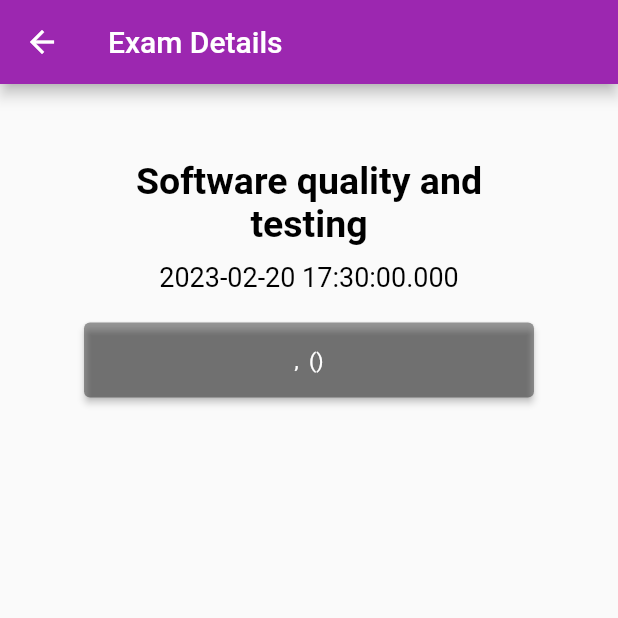
After one commit to IvanaGeorgievaa/exam_scheduler, a Flutter app: the DetailsExamScreen screen opened directly with sample values from the repository, on a phone screen of 412 x 824 dp, the top half of it. The commit adds this screen. Run offline on Flutter 3.47's test engine with Material 2 defaults, Android fonts, the light colour scheme and no system bars; our stand-ins replace datetime_picker_formfield, dio, flutter_local_notifications, google_maps_flutter, location, syncfusion_flutter_calendar and 1 more; missing offline and left inert: flutter_polyline_points, geocode; accounts and stored records are empty.

Commit message:
Laboratory exercise 5

```diff
--- a/lib/data/exams_data.dart
+++ b/lib/data/exams_data.dart
@@ -1,3 +1,4 @@
+import 'package:google_maps_flutter/google_maps_flutter.dart';
 import 'package:lab_3_191118/model/exam.dart';
 import 'package:lab_3_191118/model/user.dart';
 
@@ -10,13 +11,17 @@ class ExamSchedulerData {
   ];
 
   static List<Exam> exams = [
-    Exam('Software quality and testing', DateTime(2022, 12, 6, 17, 30),
-        users[2]),
-    Exam('Web Programming', DateTime(2022, 12, 8, 10, 30), users[1]),
-    Exam('Ethics', DateTime(2022, 12, 7, 21, 08), users[1]),
-    Exam(
-        'Mobile Information Systems', DateTime(2022, 12, 12, 09, 00), users[0]),
-    Exam('Data Science', DateTime(2022, 12, 13, 09, 00), users[0]),
-    Exam('Computer ethics', DateTime(2022, 12, 15, 09, 00), users[0]),
+    Exam('Software quality and testing', DateTime(2023, 02, 20, 17, 30),
+        users[2], const LatLng(42.004227, 21.409944)),
+    Exam('Web Programming', DateTime(2023, 02, 21, 10, 30), users[1],
+        const LatLng(41.993905, 21.424251)),
+    Exam('Ethics', DateTime(2022, 12, 7, 21, 08), users[1],
+        const LatLng(42.004227, 21.409944)),
+    Exam('Mobile Information Systems', DateTime(2023, 02, 20, 09, 00), users[0],
+        const LatLng(42.004227, 21.409944)),
+    Exam('Data Science', DateTime(2022, 12, 13, 09, 00), users[0],
+        const LatLng(41.993905, 21.424251)),
+    Exam('Computer ethics', DateTime(2023, 02, 22, 09, 00), users[0],
+        const LatLng(41.993905, 21.424251)),
   ];
 }
--- a/lib/main.dart
+++ b/lib/main.dart
@@ -1,8 +1,10 @@
 import 'package:flutter/material.dart';
 import 'package:lab_3_191118/screens/authentication.dart';
 import 'package:lab_3_191118/screens/calendar.dart';
+import 'package:lab_3_191118/screens/exam_details.dart';
 import 'package:lab_3_191118/screens/home.dart';
 import 'package:lab_3_191118/screens/list_exams.dart';
+import 'package:lab_3_191118/screens/maps.dart';
 import 'package:lab_3_191118/utils/global_theme.dart';
 import 'data/exams_data.dart';
 
@@ -45,6 +47,8 @@ class _MyHomePageState extends State<MyHomePage> {
               const AuthenticationScreen(null, null, null),
           ListExamScreen.routeName: (ctx) => ListExamScreen(List.empty()),
           CalendarScreen.routeName: (ctx) => const CalendarScreen(),
+          MapsExamScreen.routeName: (ctx) => const MapsExamScreen(),
+          DetailsExamScreen.routeName: (ctx) => const DetailsExamScreen(),
         },
         home: const MainScreen());
   }
--- a/lib/model/exam.dart
+++ b/lib/model/exam.dart
@@ -1,11 +1,13 @@
+import 'package:google_maps_flutter/google_maps_flutter.dart';
 import 'package:lab_3_191118/model/user.dart';
 
 class Exam {
   final String _subjectName;
   final DateTime _dateTime;
   final User _user;
+  late LatLng location;
 
-  Exam(this._subjectName, this._dateTime, this._user);
+  Exam(this._subjectName, this._dateTime, this._user, this.location);
 
   String get subjectName {
     return _subjectName;
--- /dev/null
+++ b/lib/screens/exam_details.dart
@@ -0,0 +1,92 @@
+import 'package:flutter/cupertino.dart';
+import 'package:flutter/material.dart';
+import 'package:geocode/geocode.dart';
+import 'package:google_maps_flutter/google_maps_flutter.dart';
+
+import '../model/exam.dart';
+import '../utils/locations.dart';
+import '../widgets/button.dart';
+import '../widgets/text_inf.dart';
+import 'maps.dart';
+
+class DetailsExamScreen extends StatefulWidget {
+  static const routeName = '/exam/details';
+
+  const DetailsExamScreen({Key? key}) : super(key: key);
+
+  @override
+  State<DetailsExamScreen> createState() => _DetailsExamScreenState();
+}
+
+class _DetailsExamScreenState extends State<DetailsExamScreen> {
+  late Exam _selectedExam;
+  String? _selectedExamAddress;
+  late BuildContext _buildContext;
+
+  void _navigateToMap() async {
+    LatLng? currentUserLocation = await LocationUtils.getCurrentLocation();
+    Navigator.of(_buildContext).pushNamed(MapsExamScreen.routeName, arguments: [
+      currentUserLocation,
+      _selectedExam.location,
+      _selectedExam.subjectName
+    ]);
+  }
+
+  Future<void> _getLocationAddress() async {
+    Address address =
+        await LocationUtils.getLocationAddress(_selectedExam.location);
+
+    setState(() {
+      _selectedExamAddress =
+          '${address.streetAddress}, ${address.city} (${address.countryCode})';
+    });
+  }
+
+  @override
+  Widget build(BuildContext context) {
+    _selectedExam = ModalRoute.of(context)!.settings.arguments as Exam;
+    _buildContext = context;
+    _getLocationAddress();
+
+    return Scaffold(
+      appBar: AppBar(
+        title: const Text("Exam Details"),
+      ),
+      body: Center(
+        child: Padding(
+          padding: const EdgeInsets.all(50.0),
+          child: Column(
+              crossAxisAlignment: CrossAxisAlignment.center,
+              children: <Widget>[
+                Padding(
+                  padding: const EdgeInsets.fromLTRB(0, 0, 0, 10),
+                  child: Column(
+                    crossAxisAlignment: CrossAxisAlignment.center,
+                    children: [
+                      InfoText(
+                          _selectedExam.subjectName,
+                          const TextStyle(
+                              fontSize: 25,
+                              fontWeight: FontWeight.bold,
+                              color: Color.fromRGBO(0, 0, 0, 1.0))),
+                    ],
+                  ),
+                ),
+                InfoText(
+                    _selectedExam.dateAndTime,
+                    const TextStyle(
+                        fontSize: 18, color: Color.fromRGBO(0, 0, 0, 1.0))),
+                ButtonFormField(
+                    const EdgeInsets.fromLTRB(0, 20.0, 0, 45),
+                    _navigateToMap,
+                    (_selectedExamAddress != null)
+                        ? _selectedExamAddress!.toString()
+                        : 'View Location',
+                    Colors.black38,
+                    Colors.white),
+              ]),
+        ),
+      ),
+    );
+  }
+}
--- a/lib/screens/home.dart
+++ b/lib/screens/home.dart
@@ -26,8 +26,8 @@ class _MainScreenState extends State<MainScreen> {
   var _isLogged = false;
   User? _currUser;
 
-  void _addNewExamWithArgs(subjectName, dateAndTime) {
-    var newExam = Exam(subjectName, dateAndTime, _currUser!);
+  void _addNewExamWithArgs(subjectName, dateAndTime, location) {
+    var newExam = Exam(subjectName, dateAndTime, _currUser!, location);
     setState(() {
       _exams.add(newExam);
       _pressed = !_pressed;
--- a/lib/screens/list_exams.dart
+++ b/lib/screens/list_exams.dart
@@ -1,4 +1,5 @@
 import 'package:flutter/material.dart';
+import 'package:lab_3_191118/screens/exam_details.dart';
 
 import '../model/exam.dart';
 
@@ -8,13 +9,20 @@ class ListExamScreen extends StatelessWidget {
 
   const ListExamScreen(this._exams, {Key? key}) : super(key: key);
 
+  void _examDetails(BuildContext context, Exam exam) {
+    Navigator.of(context)
+        .pushNamed(DetailsExamScreen.routeName, arguments: exam);
+  }
+
   @override
   Widget build(BuildContext context) {
     return ListView.builder(
       scrollDirection: Axis.vertical,
       itemCount: _exams.length,
       itemBuilder: (context, index) {
-        return Card(
+        return GestureDetector(
+          onTap: () => _examDetails(context, _exams[index]),
+          child: Card(
             margin: const EdgeInsets.all(10),
             child: Column(
               crossAxisAlignment: CrossAxisAlignment.center,
@@ -41,6 +49,7 @@ class ListExamScreen extends StatelessWidget {
                 ),
               ],
             ),
+          ),
         );
       },
     );
--- /dev/null
+++ b/lib/utils/google_api_key.dart
@@ -0,0 +1 @@
+const String googleAPIKey = 'AIzaSyDrHM0FgOjpeVYjFiBdXL-u9EZAciaCcsg';
--- /dev/null
+++ b/lib/utils/locations.dart
@@ -0,0 +1,38 @@
+import 'package:geocode/geocode.dart';
+import 'package:google_maps_flutter/google_maps_flutter.dart';
+import 'package:location/location.dart';
+
+class LocationUtils {
+  static Location location = Location();
+  static GeoCode geoCode = GeoCode();
+  static const CameraPosition initialCameraPosition = CameraPosition(
+    target: LatLng(42.0, 21.5),
+    zoom: 7.5,
+  );
+
+  static Future<Address> getLocationAddress(LatLng latLng) async {
+    Address address = await geoCode.reverseGeocoding(
+        latitude: latLng.latitude, longitude: latLng.longitude);
+
+    return address;
+  }
+
+  static Future<LatLng?> getCurrentLocation() async {
+    if (!(await location.serviceEnabled()) ||
+        !(await location.requestService())) {
+      return null;
+    }
+    if (await location.hasPermission() == PermissionStatus.denied) {
+      if (await location.requestPermission() != PermissionStatus.granted) {
+        return null;
+      }
+    }
+
+    LocationData _locationData = await location.getLocation();
+    if (_locationData.latitude == null || _locationData.longitude == null) {
+      return null;
+    }
+
+    return LatLng(_locationData.latitude!, _locationData.longitude!);
+  }
+}
--- a/lib/utils/notifications.dart
+++ b/lib/utils/notifications.dart
@@ -4,6 +4,8 @@ import 'package:timezone/data/latest.dart' as tz;
 import 'package:timezone/timezone.dart' as timezone;
 
 class NotificationApi {
+  static const String notificationTitle = 'Exam Reminder';
+  static const String notificationPayload = 'exam.reminder';
   static final _notifications = FlutterLocalNotificationsPlugin();
   static int notificationCounter = 0;
 
@@ -90,5 +92,19 @@ class NotificationApi {
     }
   }
 
+  static Future showLocationNotification(
+      String subjectName, String distance) async {
+    String notificationBody =
+        'You are $distance close to the location of the exam for subject $subjectName';
+
+    _notifications.show(
+      notificationCounter++,
+      notificationTitle,
+      notificationBody,
+      await _notificationDetails(),
+      payload: notificationPayload,
+    );
+  }
+
   static void cancelNotifications() => _notifications.cancelAll();
 }
--- /dev/null
+++ b/lib/widgets/button.dart
@@ -0,0 +1,34 @@
+import 'package:flutter/cupertino.dart';
+import 'package:flutter/material.dart';
+
+class ButtonFormField extends StatelessWidget {
+  final Color _textColor;
+  final Color _backgroundColor;
+  final String _text;
+  final EdgeInsets _margins;
+  final Function() _onPressedFunction;
+
+  const ButtonFormField(this._margins, this._onPressedFunction, this._text,
+      this._backgroundColor, this._textColor,
+      {Key? key})
+      : super(key: key);
+
+  @override
+  Widget build(BuildContext context) {
+    return Padding(
+      padding: _margins,
+      child: ElevatedButton(
+        onPressed: () {
+          _onPressedFunction();
+        },
+        child: Text(_text),
+        style: ElevatedButton.styleFrom(
+          backgroundColor: _backgroundColor,
+          textStyle: TextStyle(color: _textColor),
+          padding: const EdgeInsets.all(8.0),
+          minimumSize: const Size(300, 50),
+        ),
+      ),
+    );
+  }
+}
--- /dev/null
+++ b/lib/widgets/text_inf.dart
@@ -0,0 +1,13 @@
+import 'package:flutter/cupertino.dart';
+
+class InfoText extends StatelessWidget {
+  final String _text;
+  final TextStyle _textStyle;
+
+  const InfoText(this._text, this._textStyle, {Key? key}) : super(key: key);
+
+  @override
+  Widget build(BuildContext context) {
+    return Text(_text, textAlign: TextAlign.center, style: _textStyle);
+  }
+}
--- a/pubspec.yaml
+++ b/pubspec.yaml
@@ -42,6 +42,11 @@ dependencies:
   syncfusion_flutter_calendar: ^20.3.59
   flutter_local_notifications: ^13.0.0
   timezone:
+  flutter_polyline_points: ^1.0.0
+  google_maps_flutter: ^2.1.2
+  location: ^4.3.0
+  geocode: ^1.0.1
+  dio: ^4.0.4
 
 dev_dependencies:
   flutter_test:
```
Also changed, not shown: lib/data/directions.dart (added, +24 -0 lines), lib/model/directions.dart (added, +40 -0 lines), lib/screens/maps.dart (added, +196 -0 lines), lib/widgets/app_bar_button.dart (added, +22 -0 lines), lib/widgets/map/map_dialog.dart (added, +39 -0 lines), lib/widgets/map/map_field.dart (added, +48 -0 lines), lib/widgets/map/map_info.dart (added, +33 -0 lines), pubspec.lock, 3 other files. Lines whose indentation alone changed are shown as unchanged.
